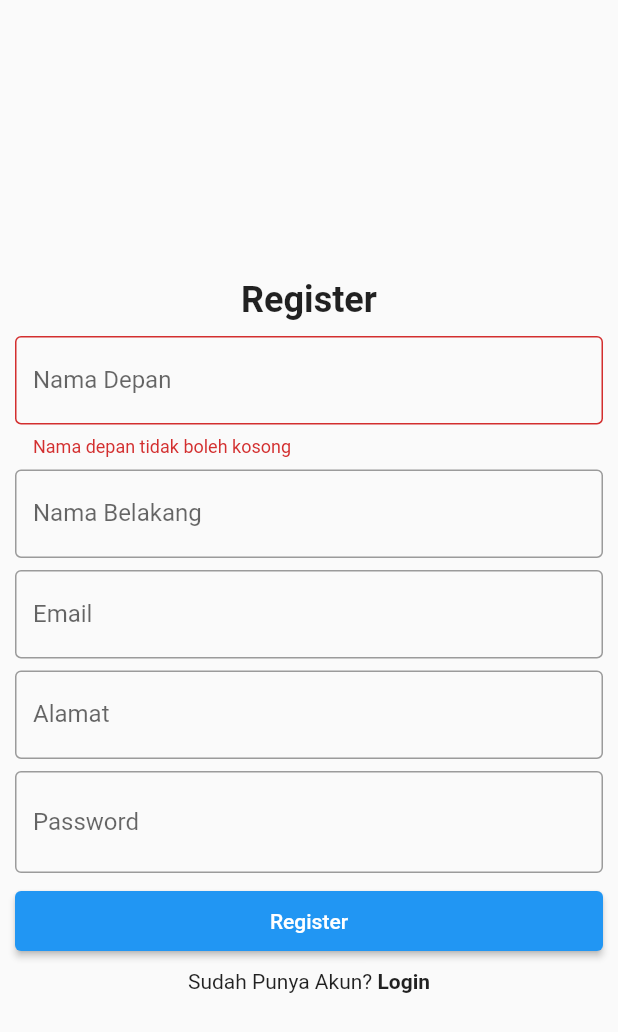
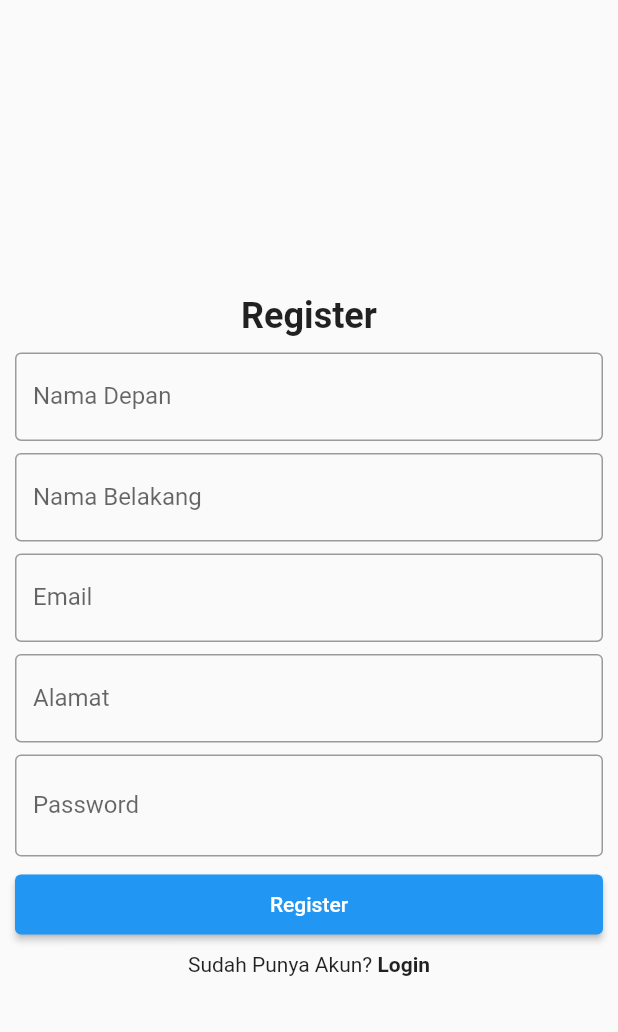
Before and after one commit to ferisetyo1/flutter-wheatherapps, a Flutter app: the RegisterPage screen opened by its route, after a tap on "Register", on a phone screen of 412 x 824 dp. Shown: the top 1032 px of the screen. Run offline on Flutter 3.47's test engine with Material 2 defaults, Android fonts, the phone set to English and light mode, and no system bars; our stand-ins replace auto_route, bloc, cached_network_image, email_validator, flutter_bloc, fpdart and 4 more; missing offline and left inert: code_id_flutter, code_id_network, code_id_storage; accounts and stored records are empty; generated files the repository leaves out were written again.

Commit message:
form validasi register

```diff
--- a/lib/application/register/register_bloc.dart
+++ b/lib/application/register/register_bloc.dart
@@ -1,4 +1,8 @@
 import 'package:bloc/bloc.dart';
+import 'package:boilerplate/domain/core/failures.dart';
+import 'package:boilerplate/domain/form_obj/form_email.dart';
+import 'package:boilerplate/domain/form_obj/form_non_empty.dart';
+import 'package:boilerplate/domain/form_obj/form_password.dart';
 import 'package:boilerplate/domain/model/user.dart';
 import 'package:boilerplate/domain/repo/i_register_repository.dart';
 import 'package:email_validator/email_validator.dart';
@@ -18,85 +22,44 @@ class RegisterBloc extends Bloc<RegisterEvent, RegisterState> {
       await event.when(
           started: () {},
           onChangeFirstName: (value) {
-            String? errorMsg;
-            if (value.isEmpty) {
-              errorMsg = "Nama depan tidak boleh kosong";
-            }
-            emit(state.copyWith(firstName: value, errorFirstName: errorMsg));
+            emit(state.copyWith(firstName: FormNonEmpty(value)));
           },
           onChangeLastName: (value) {
-            String? errorMsg;
-            if (value.isEmpty) {
-              errorMsg = "Nama belakang tidak boleh kosong";
-            }
-            emit(state.copyWith(lastName: value, errorLastName: errorMsg));
+            emit(state.copyWith(lastName: FormNonEmpty(value)));
           },
           onChangeEmail: (value) {
-            String? errorMsg;
-            if (value.isEmpty) {
-              errorMsg = "Email tidak boleh kosong";
-            }
-            if (!EmailValidator.validate(value)) {
-              errorMsg = "Email tidak valid";
-            }
-
-            emit(state.copyWith(email: value, errorMail: errorMsg));
+            emit(state.copyWith(email: FormEmail(value)));
           },
           onChangeAlamat: (value) {
-            String? errorMsg;
-            if (value.isEmpty) {
-              errorMsg = "Alamat tidak boleh kosong";
-            }
-            emit(state.copyWith(alamat: value, errorAlamat: errorMsg));
+            emit(state.copyWith(alamat: FormNonEmpty(value)));
           },
           onChangePassword: (value) {
-            String? errorMsg;
-            if (value.isEmpty) {
-              errorMsg = "Password tidak boleh kosong";
-            }
-            if (value.length < 6) {
-              errorMsg = "Password minimal 6 karakter";
-            }
-            emit(state.copyWith(password: value, errorPassword: errorMsg));
+            emit(state.copyWith(password: FormPassword(value)));
           },
-          onSubmit: (onSuccess) async {
-            if (state.firstName.isEmpty) {
-              emit(state.copyWith(
-                  errorFirstName: "Nama depan tidak boleh kosong"));
-              return;
-            }
-            if (state.lastName.isEmpty) {
-              emit(state.copyWith(
-                  errorLastName: "Nama belakang tidak boleh kosong"));
-              return;
-            }
-            if (state.email.isEmpty) {
-              emit(state.copyWith(errorMail: "Email tidak boleh kosong"));
-              return;
-            }
-            if (!EmailValidator.validate(state.email)) {
-              emit(state.copyWith(errorMail: "Email tidak valid"));
-              return;
-            }
-            if (state.alamat.isEmpty) {
-              emit(state.copyWith(errorAlamat: "Alamat tidak boleh kosong"));
-              return;
-            }
-            if (state.password.isEmpty) {
-              emit(
-                  state.copyWith(errorPassword: "Password tidak boleh kosong"));
-              return;
-            }
-            if (state.password.length < 6) {
-              emit(
-                  state.copyWith(errorPassword: "Password minimal 6 karakter"));
-              return;
-            }
+          onSubmit: (onSuccess, onError) async {
+            final firstName =
+                state.firstName?.value.fold((l) => "", (r) => r) ?? "";
+            if (firstName.isEmpty) return;
+            final lastName =
+                state.lastName?.value.fold((l) => "", (r) => r) ?? "";
+            if (lastName.isEmpty) return;
+            final alamat = state.alamat?.value.fold((l) => "", (r) => r) ?? "";
+            if (alamat.isEmpty) return;
+            final email = state.email?.value.fold((l) => "", (r) => r) ?? "";
+            if (email.isEmpty) return;
+            final password =
+                state.password?.value.fold((l) => "", (r) => r) ?? "";
+            if (password.isEmpty) return;
 
             final resp = await _repo.onRegister(
-                user: User(state.firstName, state.lastName, state.alamat,
-                    state.email, state.password));
-            resp.fold((l) => emit(state.copyWith(errorMail: l)), (r) {
+                user: User(firstName, lastName, alamat, email, password));
+            resp.fold((l) {
+              l.maybeWhen(
+                unregisteredEmail: (a) =>
+                    {emit(state.copyWith(email: FormEmail.fromError(l)))},
+                orElse: () => {onError()},
+              );
+            }, (r) {
               emit(state);
               onSuccess();
             });
--- a/lib/application/register/register_event.dart
+++ b/lib/application/register/register_event.dart
@@ -8,6 +8,6 @@ class RegisterEvent with _$RegisterEvent {
   const factory RegisterEvent.onChangeEmail({required String value}) = _OnChangeEmail;
   const factory RegisterEvent.onChangeAlamat({required String value}) = _OnChangeAlamat;
   const factory RegisterEvent.onChangePassword({required String value}) = _OnChangePassword;
-  const factory RegisterEvent.onSubmit({required Function() onSuccess}) = _OnSubmit;
+  const factory RegisterEvent.onSubmit({required Function() onSuccess,required Function() onError}) = _OnSubmit;
   const factory RegisterEvent.onShowPass() = _OnShowPass;
 }
--- a/lib/application/register/register_state.dart
+++ b/lib/application/register/register_state.dart
@@ -3,18 +3,13 @@ part of 'register_bloc.dart';
 @freezed
 class RegisterState with _$RegisterState {
   const factory RegisterState(
-      {required String firstName,
-      required String lastName,
-      required String email,
-      required String alamat,
-      required String password,
+      {required FormNonEmpty? firstName,
+      required FormNonEmpty? lastName,
+      required FormEmail? email,
+      required FormNonEmpty? alamat,
+      required FormPassword? password,
       required bool showpass,
-      required String? errorFirstName,
-      required String? errorLastName,
-      required String? errorMail,
-      required String? errorAlamat,
-      required String? errorPassword,
       }) = _RegisterState;
   factory RegisterState.initial() => RegisterState(
-      firstName: '', lastName: '', email: '', alamat: '', password: '',errorFirstName: null,errorLastName: null,errorMail: null,errorAlamat: null,errorPassword: null, showpass: false);
+      firstName: null, lastName: null, email: null, alamat: null, password: null, showpass: false);
 }
--- /dev/null
+++ b/lib/domain/form_obj/form_email.dart
@@ -0,0 +1,25 @@
+import 'package:code_id_flutter/code_id_flutter.dart';
+import 'package:boilerplate/domain/core/failures.dart';
+import 'package:email_validator/email_validator.dart';
+// ignore: implementation_imports
+import 'package:fpdart/src/either.dart';
+
+class FormEmail extends ValueObject<ValueFailure<String>, String> {
+  @override
+  final Either<ValueFailure<String>, String> value;
+
+  const FormEmail._(this.value);
+
+  // ignore: empty_constructor_bodies
+  factory FormEmail(String input) {
+    if (input.isEmpty)
+      return FormEmail._(left(ValueFailure.empty(failedValue: input)));
+    if (!EmailValidator.validate(input))
+      return FormEmail._(left(ValueFailure.invalidEmail(failedValue: input)));
+    return FormEmail._(right(input));
+  }
+
+  factory FormEmail.fromError(ValueFailure<String> error) {
+    return FormEmail._(left(error));
+  }
+}
--- /dev/null
+++ b/lib/domain/form_obj/form_non_empty.dart
@@ -0,0 +1,23 @@
+import 'package:code_id_flutter/code_id_flutter.dart';
+import 'package:boilerplate/domain/core/failures.dart';
+import 'package:email_validator/email_validator.dart';
+// ignore: implementation_imports
+import 'package:fpdart/src/either.dart';
+
+class FormNonEmpty extends ValueObject<ValueFailure<String>, String> {
+  @override
+  final Either<ValueFailure<String>, String> value;
+
+  const FormNonEmpty._(this.value);
+
+  // ignore: empty_constructor_bodies
+  factory FormNonEmpty(String input) {
+    if (input.isEmpty)
+      return FormNonEmpty._(left(ValueFailure.empty(failedValue: input)));
+    return FormNonEmpty._(right(input));
+  }
+
+  factory FormNonEmpty.fromError(ValueFailure<String> error) {
+    return FormNonEmpty._(left(error));
+  }
+}
--- /dev/null
+++ b/lib/domain/form_obj/form_password.dart
@@ -0,0 +1,20 @@
+import 'package:code_id_flutter/code_id_flutter.dart';
+import 'package:boilerplate/domain/core/failures.dart';
+import 'package:fpdart/src/either.dart';
+
+class FormPassword extends ValueObject<ValueFailure<String>, String> {
+  @override
+  final Either<ValueFailure<String>, String> value;
+
+  const FormPassword._(this.value);
+
+  // ignore: empty_constructor_bodies
+  factory FormPassword(String input){
+    if(input.length>6) return FormPassword._(right(input));
+    return FormPassword._(left(ValueFailure.lengthTooShort(failedValue: input, min: 6)));
+  }
+
+  factory FormPassword.fromError(ValueFailure<String> error){
+    return FormPassword._(left(error));
+  }
+}
--- a/lib/domain/repo/i_register_repository.dart
+++ b/lib/domain/repo/i_register_repository.dart
@@ -1,6 +1,7 @@
+import 'package:boilerplate/domain/core/failures.dart';
 import 'package:boilerplate/domain/model/user.dart';
 import 'package:fpdart/fpdart.dart';
 
 abstract class IRegisterRepository{
-  Future<Either<String,Unit>> onRegister({required User user});
+  Future<Either<ValueFailure<String>,Unit>> onRegister({required User user});
 }
--- a/lib/presentation/register/register.dart
+++ b/lib/presentation/register/register.dart
@@ -3,6 +3,7 @@ import 'package:auto_route/src/router/auto_router_x.dart';
 import 'package:boilerplate/application/register/register_bloc.dart';
 import 'package:boilerplate/injection.dart';
 import 'package:boilerplate/presentation/routers/app_routes.dart';
+import 'package:flutter/cupertino.dart';
 import 'package:flutter/material.dart';
 import 'package:flutter_bloc/flutter_bloc.dart';
 
@@ -41,12 +42,17 @@ class RegisterPage extends StatelessWidget {
                         decoration: InputDecoration(
                             label: Text("Nama Depan"),
                             border: OutlineInputBorder(),
-                            errorText: state.errorFirstName),
+                            errorText: state.email?.value.fold(
+                                    (l) => l.maybeWhen(
+                                        empty: (_) =>
+                                            "Nama depan tidak boleh kosong",
+                                        orElse: () => "Nama depan Invalid"),
+                                    (r) => null) ??
+                                null),
                         onChanged: (value) {
                           bloc.add(
                               RegisterEvent.onChangeFirstName(value: value));
                         },
-
                       ),
                       SizedBox(
                         height: 8.0,
@@ -55,7 +61,13 @@ class RegisterPage extends StatelessWidget {
                         decoration: InputDecoration(
                             label: Text("Nama Belakang"),
                             border: OutlineInputBorder(),
-                            errorText: state.errorLastName),
+                            errorText: state.lastName?.value.fold(
+                                    (l) => l.maybeWhen(
+                                        empty: (_) =>
+                                            "Nama belakang tidak boleh kosong",
+                                        orElse: () => "Nama belakang Invalid"),
+                                    (r) => null) ??
+                                null),
                         onChanged: (value) {
                           bloc.add(
                               RegisterEvent.onChangeLastName(value: value));
@@ -66,10 +78,19 @@ class RegisterPage extends StatelessWidget {
                       ),
                       TextFormField(
                         decoration: InputDecoration(
-                            label: Text("Email"), border: OutlineInputBorder(),errorText: state.errorMail),
+                            label: Text("Email"),
+                            border: OutlineInputBorder(),
+                            errorText: state.email?.value.fold(
+                                    (l) => l.maybeWhen(
+                                        unregisteredEmail: (failedValue) =>
+                                            "Email tidak terdaftar",
+                                        empty: (_) =>
+                                            "Email tidak boleh kosong",
+                                        orElse: () => "Email Invalid"),
+                                    (r) => null) ??
+                                null),
                         onChanged: (value) {
-                          bloc.add(
-                              RegisterEvent.onChangeEmail(value: value));
+                          bloc.add(RegisterEvent.onChangeEmail(value: value));
                         },
                       ),
                       SizedBox(
@@ -79,10 +100,15 @@ class RegisterPage extends StatelessWidget {
                         decoration: InputDecoration(
                             label: Text("Alamat"),
                             border: OutlineInputBorder(),
-                            errorText: state.errorAlamat),
+                            errorText: state.alamat?.value.fold(
+                                    (l) => l.maybeWhen(
+                                        empty: (_) =>
+                                            "Alamat tidak boleh kosong",
+                                        orElse: () => "Alamat Invalid"),
+                                    (r) => null) ??
+                                null),
                         onChanged: (value) {
-                          bloc.add(
-                              RegisterEvent.onChangeAlamat(value: value));
+                          bloc.add(RegisterEvent.onChangeAlamat(value: value));
                         },
                       ),
                       SizedBox(
@@ -93,7 +119,13 @@ class RegisterPage extends StatelessWidget {
                         decoration: InputDecoration(
                             label: Text("Password"),
                             border: OutlineInputBorder(),
-                            errorText: state.errorPassword,
+                            errorText: state.password?.value.fold(
+                                    (l) => l.maybeWhen(
+                                        lengthTooShort: (failedValue, min) =>
+                                            "Password minimal $min karakter",
+                                        orElse: () => "Password Invalid"),
+                                    (r) => null) ??
+                                null,
                             suffix: InkWell(
                               onTap: () => bloc.add(RegisterEvent.onShowPass()),
                               child: Icon(state.showpass
@@ -110,9 +142,12 @@ class RegisterPage extends StatelessWidget {
                       ),
                       ElevatedButton(
                         onPressed: () {
-                          bloc.add(RegisterEvent.onSubmit(onSuccess: (){
+                          bloc.add(RegisterEvent.onSubmit(onSuccess: () {
                             context.router.popUntilRoot();
-                          context.navigateTo(MyHomeRoute());
+                            context.navigateTo(MyHomeRoute());
+                          }, onError: () {
+                            ScaffoldMessenger.of(context).showSnackBar(SnackBar(
+                                content: Text("Terjadi kesalahan internal")));
                           }));
                         },
                         child: Text("Register"),
```
Also changed, not shown: lib/domain/core/failures.dart (added, +62 -0 lines), lib/infrastructure/register/register_repository.dart (+4 -3 lines).
